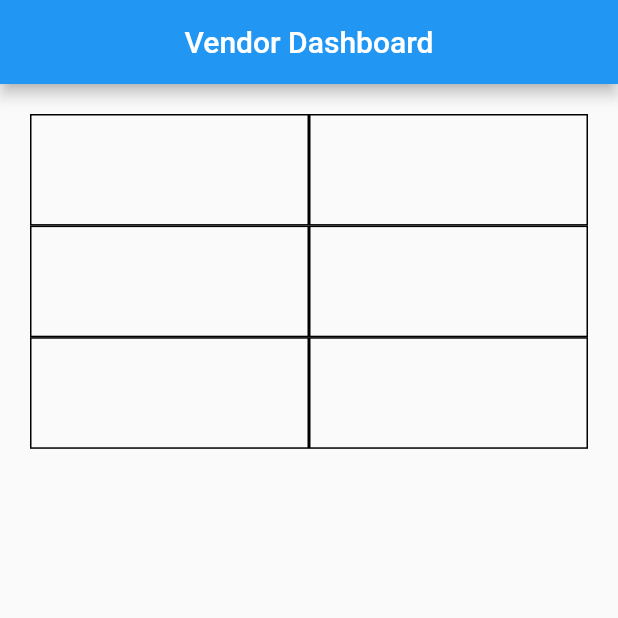
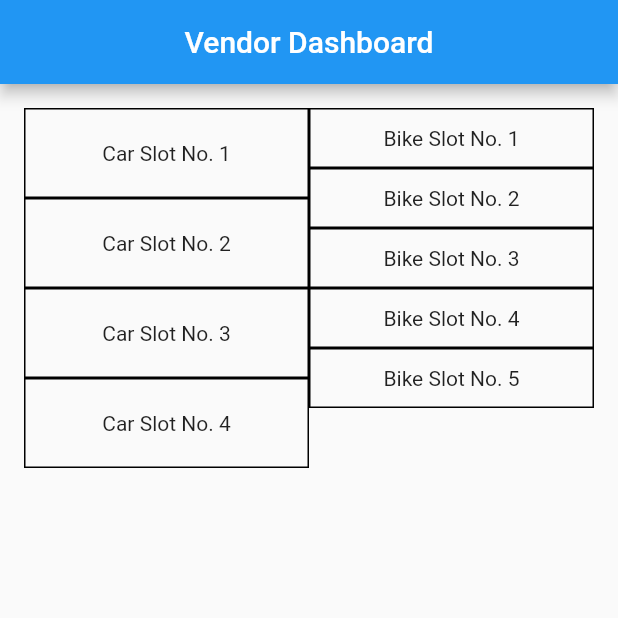
Before and after one commit to aasna7/smartpark, a Flutter app: the screen it shows after launch, on a phone screen of 412 x 824 dp, the top half of it. Run offline on Flutter 3.47's test engine with Material 2 defaults, Android fonts, the phone set to English and light mode, and no system bars; our stand-ins replace cloud_firestore, firebase_auth; accounts and stored records are empty.

Commit message:
vendor dashboard modified

```diff
--- a/lib/vendorDashboard.dart
+++ b/lib/vendorDashboard.dart
@@ -12,13 +12,12 @@ class _VendorDashboardState extends State<VendorDashboard> {
     return Scaffold(
       appBar: AppBar(centerTitle: true, title: Text('Vendor Dashboard')),
       body: Padding(
-          padding: const EdgeInsets.all(20.0),
-          child: GridView.builder(
-              itemCount: 6,
-              gridDelegate: new SliverGridDelegateWithFixedCrossAxisCount(
-                crossAxisCount: 2,
-                childAspectRatio: 2.5,
-              ),
+        padding: const EdgeInsets.all(16),
+        child: Row(
+          children: <Widget>[
+            Expanded(
+              child: ListView.builder(
+                  itemCount: 4, // Number of slot of Car
                   itemBuilder: (BuildContext context, int index) {
                     index = index + 1;
                     return InkWell(
@@ -32,11 +31,11 @@ class _VendorDashboardState extends State<VendorDashboard> {
                                 new Text("GridView"),
                                 new Icon(
                                   Icons.favorite,
-                              color: Colors.green,
+                                  color: Colors.red,
                                 ),
                               ],
                             ),
-                        content: new Text("Selected Item $index"),
+                            content: new Text("Car slot no. $index"),
                             actions: <Widget>[
                               new FlatButton(
                                   onPressed: () {
@@ -48,34 +47,57 @@ class _VendorDashboardState extends State<VendorDashboard> {
                         );
                       },
                       child: Container(
-                    decoration: BoxDecoration(border: Border.all(width: 1)),
+                        height: 60,
+                        decoration: BoxDecoration(
+                          border: Border.all(width: 1),
+                        ),
+                        child: Center(child: Text('Car Slot No. $index')),
                       ),
                     );
                   }),
-        ));
+            ),
+            Expanded(
+              child: ListView.builder(
+                  itemCount: 5, // number of slot for bike
+                  itemBuilder: (BuildContext context, int index) {
+                    index = index + 1;
+                    return InkWell(
+                      onTap: () {
+                        showDialog(
+                          barrierDismissible: false,
+                          context: context,
+                          child: new CupertinoAlertDialog(
+                            title: new Column(
+                              children: <Widget>[
+                                new Text("GridView"),
+                                new Icon(
+                                  Icons.favorite,
+                                  color: Colors.red,
+                                ),
+                              ],
+                            ),
+                            content: new Text("Bike slot no. $index"),
+                            actions: <Widget>[
+                              new FlatButton(
+                                  onPressed: () {
+                                    Navigator.of(context).pop();
+                                  },
+                                  child: new Text("OK"))
+                            ],
+                          ),
+                        );
+                      },
+                      child: Container(
+                        height: 40,
+                        decoration: BoxDecoration(border: Border.all(width: 1)),
+                        child: Center(child: Text('Bike Slot No. $index')),
+                      ),
+                    );
+                  }),
+            ),
+          ],
+        ),
+      ),
+    );
   }
 }
-
-class Slots extends StatefulWidget {
-  @override
-  _SlotsState createState() => _SlotsState();
-}
-
-class _SlotsState extends State<Slots> {
-  @override
-  Widget build(BuildContext context) {
-    final list_item = [
-      {
-        "name": "image 1",
-      },
-      {"name": "image 2"}
-    ];
-    return GridView.builder(
-        itemCount: list_item.length,
-        gridDelegate:
-            SliverGridDelegateWithFixedCrossAxisCount(crossAxisCount: 2),
-        itemBuilder: (BuildContext context, int index) {
-          // return Slot();
-        });
-  }
-}
```
Lines whose indentation alone changed are shown as unchanged.
